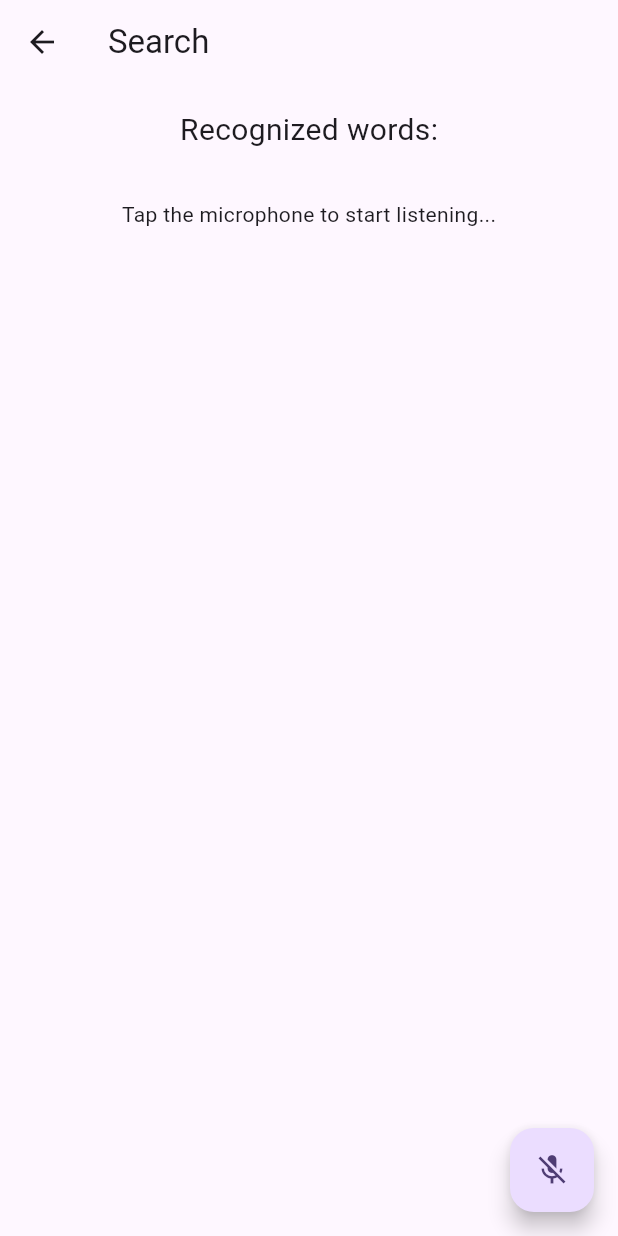
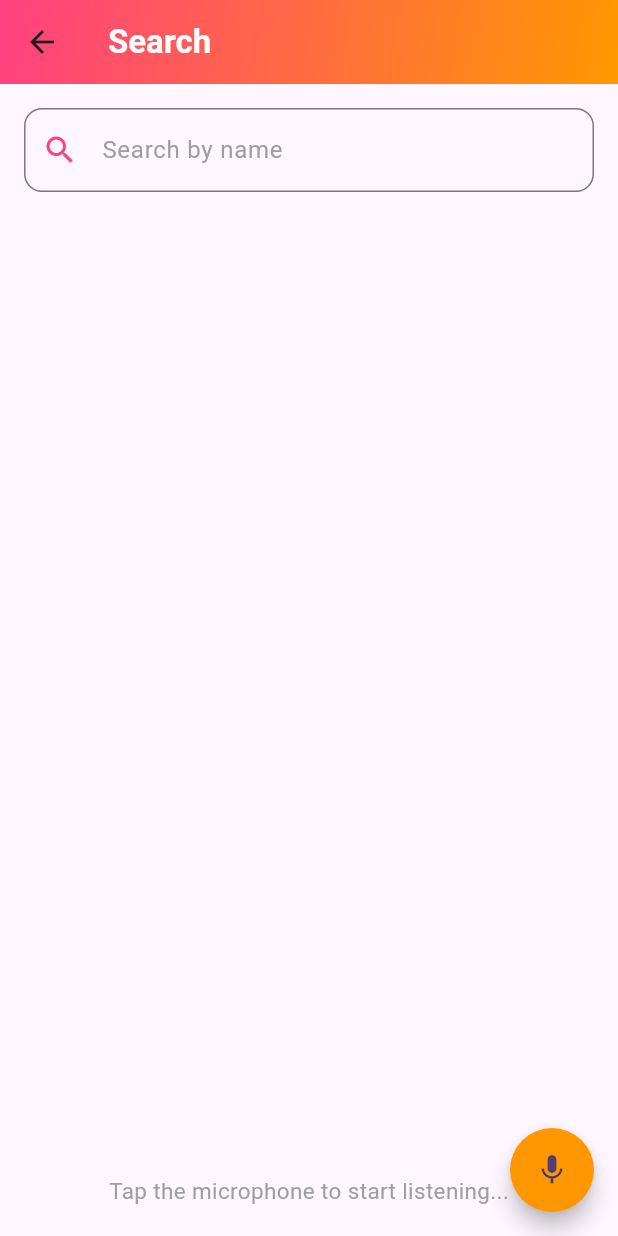
Before and after one commit to rajPadval/adbs-aarti, a Flutter app: the SearchScreen screen opened by its route, on a phone screen of 412 x 824 dp. Run offline on Flutter 3.47's test engine with Material 3 defaults, Android fonts, the phone set to English and light mode, and no system bars; our stand-ins replace permission_handler, speech_to_text.

Commit message:
Modified ui and little search

```diff
--- a/lib/screens/SearchScreen.dart
+++ b/lib/screens/SearchScreen.dart
@@ -28,19 +28,27 @@ class SearchScreen extends StatefulWidget {
 }
 
 class _SearchScreenState extends State<SearchScreen> {
-  SpeechToText _speechToText = SpeechToText();
+  final SpeechToText _speechToText = SpeechToText();
   bool _speechEnabled = false;
   bool _isListening = false;
   String _lastWords = '';
+  final TextEditingController _textEditingController = TextEditingController();
 
   // List to hold loaded articles
   List<Article> articles = [];
+  List<Article> searchResults = []; // List for search results
 
   @override
   void initState() {
     super.initState();
     _requestPermissions();
     _loadArticles();
+  }
+
+  @override
+  void dispose() {
+    _textEditingController.dispose();
+    super.dispose();
   }
 
   Future<void> _requestPermissions() async {
@@ -100,7 +108,8 @@ class _SearchScreenState extends State<SearchScreen> {
 
   /// Start speech recognition session
   void _startListening() async {
-    await _speechToText.listen(onResult: _onSpeechResult);
+    await _speechToText.listen(
+        onResult: _onSpeechResult, listenFor: Duration(seconds: 10));
     setState(() {
       _isListening = true;
     });
@@ -121,49 +130,95 @@ class _SearchScreenState extends State<SearchScreen> {
     });
 
     // Perform search based on recognized words
-    _searchArticles(_lastWords.toLowerCase());
+    _performSearch(_lastWords.toLowerCase());
   }
 
-  /// Search articles for a given query
-  void _searchArticles(String query) {
-    List<Article> searchResults = [];
+  /// Perform search based on query
+  void _performSearch(String query) {
+    List<Article> results = [];
 
-    // Search through loaded articles for titles matching the query
+    // Filter articles based on query
     for (var article in articles) {
       if (article.title.toLowerCase().contains(query)) {
-        searchResults.add(article);
+        results.add(article);
       }
     }
 
-    // Navigate to search results screen with searchResults
-    Navigator.push(
-      context,
-      MaterialPageRoute(
-        builder: (context) => SearchResultsScreen(searchResults: searchResults),
-      ),
-    );
+    // Update search results
+    setState(() {
+      searchResults = results;
+    });
   }
 
   @override
   Widget build(BuildContext context) {
     return Scaffold(
-      appBar: AppBar(
-        title: const Text('Search'),
-      ),
-      body: Center(
-        child: Column(
-          mainAxisAlignment: MainAxisAlignment.center,
+      body: Column(
+        crossAxisAlignment: CrossAxisAlignment.stretch,
         children: <Widget>[
           Container(
+            decoration: const BoxDecoration(
+              gradient: LinearGradient(
+                colors: [Colors.pinkAccent, Colors.orange],
+                begin: Alignment.topLeft,
+                end: Alignment.bottomRight,
+              ),
+            ),
+            // padding: EdgeInsets.only(top: MediaQuery.of(context).padding.top),
+            child: AppBar(
+              title: const Text('Search',
+                  style: TextStyle(
+                      color: Colors.white, fontWeight: FontWeight.bold)),
+              backgroundColor: Colors.transparent,
+              elevation: 0,
+            ),
+          ),
+          Container(
             padding: EdgeInsets.all(16),
-              child: Text(
-                'Recognized words:',
-                style: TextStyle(fontSize: 20.0),
+            child: TextField(
+              controller: _textEditingController,
+              onChanged: (value) {
+                // Handle text input change to update search query
+                _performSearch(value.toLowerCase());
+              },
+              decoration: InputDecoration(
+                hintText: 'Search by name',
+                hintStyle: TextStyle(color: Colors.grey),
+                prefixIcon: Icon(Icons.search, color: Colors.pinkAccent),
+                border: OutlineInputBorder(
+                  borderRadius: BorderRadius.circular(12),
+                  // borderSide: BorderSide.none,
+                ),
+                focusedBorder: OutlineInputBorder(
+                  borderRadius: BorderRadius.circular(12),
+                  borderSide: const BorderSide(color: Colors.pinkAccent),
+                ),
+              ),
+              cursorColor: Colors.pinkAccent,
+              cursorOpacityAnimates: true,
             ),
           ),
           Expanded(
-              child: Container(
-                padding: EdgeInsets.all(16),
+            child: ListView.builder(
+              itemCount: searchResults.length,
+              itemBuilder: (context, index) {
+                return Card(
+                  margin:
+                      const EdgeInsets.symmetric(vertical: 10, horizontal: 16),
+                  child: ListTile(
+                    title: Text(searchResults[index].title),
+                    subtitle: Text(searchResults[index].lyrics),
+                    onTap: () {
+                      // Handle tapping on a search result if needed
+                    },
+                  ),
+                );
+              },
+            ),
+          ),
+          Container(
+            padding: const EdgeInsets.symmetric(vertical: 20.0, horizontal: 16),
+            alignment: Alignment.center,
             child: Text(
               // If listening is active show the recognized words
               _speechToText.isListening
@@ -175,16 +230,25 @@ class _SearchScreenState extends State<SearchScreen> {
                   : _speechEnabled
                       ? 'Tap the microphone to start listening...'
                       : 'Speech not available',
-                ),
+              style: TextStyle(fontSize: 15.0, color: Colors.grey),
             ),
           ),
         ],
       ),
+      floatingActionButton: Container(
+        decoration: const BoxDecoration(
+          shape: BoxShape.circle,
         ),
-      floatingActionButton: FloatingActionButton(
+        child: FloatingActionButton(
+          shape: const CircleBorder(),
           onPressed: _isListening ? _stopListening : _startListening,
           tooltip: 'Listen',
-        child: Icon(_isListening ? Icons.mic : Icons.mic_off),
+          backgroundColor: Colors.orange,
+          // backgroundColor: Colors.transparent,
+          child: Icon(
+            _isListening ? Icons.mic_off : Icons.mic,
+          ),
+        ),
       ),
     );
   }
@@ -199,20 +263,41 @@ class SearchResultsScreen extends StatelessWidget {
   @override
   Widget build(BuildContext context) {
     return Scaffold(
-      appBar: AppBar(
+      body: Column(
+        children: <Widget>[
+          Container(
+            decoration: BoxDecoration(
+              gradient: LinearGradient(
+                colors: [Colors.pinkAccent, Colors.orange],
+                begin: Alignment.topLeft,
+                end: Alignment.bottomRight,
+              ),
+            ),
+            padding: EdgeInsets.only(top: MediaQuery.of(context).padding.top),
+            child: AppBar(
               title: Text('Search Results'),
+              backgroundColor: Colors.transparent,
+              elevation: 0,
             ),
-      body: ListView.builder(
+          ),
+          Expanded(
+            child: ListView.builder(
               itemCount: searchResults.length,
               itemBuilder: (context, index) {
-          return ListTile(
+                return Card(
+                  margin: EdgeInsets.symmetric(vertical: 10, horizontal: 16),
+                  child: ListTile(
                     title: Text(searchResults[index].title),
                     subtitle: Text(searchResults[index].lyrics),
                     onTap: () {
                       // Handle tapping on a search result if needed
                     },
+                  ),
                 );
               },
+            ),
+          ),
+        ],
       ),
     );
   }
```
Lines whose indentation alone changed are shown as unchanged.
